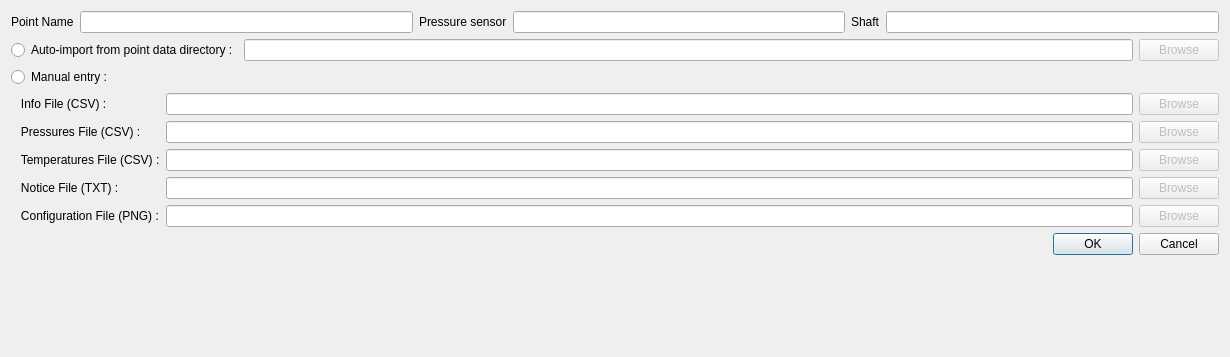
Before: the Qt Designer form Molonaviz/src/molonaviz/frontend/ui/dialogImportSPoint.ui in flipoyo/MOLONARI1D, drawn with Qt 5.
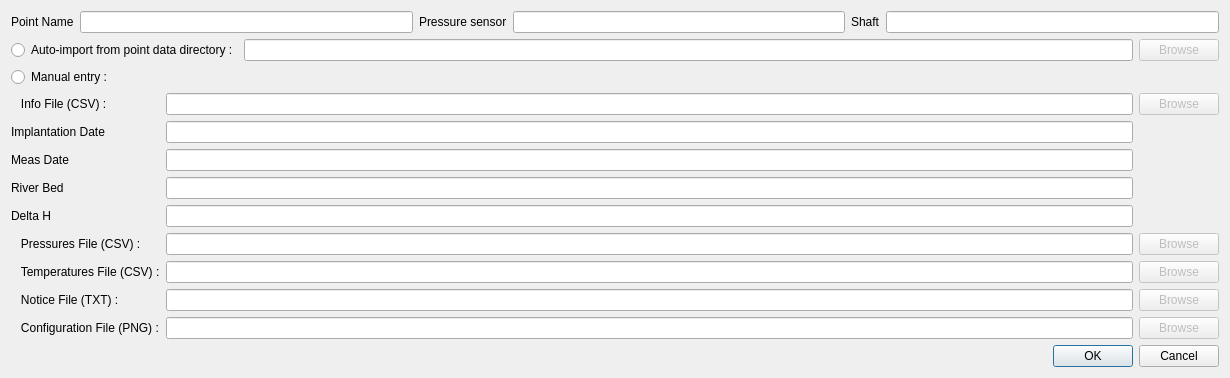
After: the same form once the commit is applied.

Patch:
```diff
--- a/Molonaviz/src/molonaviz/frontend/ui/dialogImportSPoint.ui
+++ b/Molonaviz/src/molonaviz/frontend/ui/dialogImportSPoint.ui
@@ -120,21 +120,97 @@
    </item>
    <item>
     <layout class="QGridLayout" name="gridLayout">
-     <item row="1" column="1">
-      <widget class="QLineEdit" name="lineEditInfo">
-       <property name="readOnly">
-        <bool>true</bool>
+     <item row="7" column="3">
+      <widget class="QPushButton" name="pushButtonBrowseTemperatures">
+       <property name="enabled">
+        <bool>false</bool>
+       </property>
+       <property name="text">
+        <string>Browse</string>
        </property>
       </widget>
      </item>
      <item row="3" column="0">
+      <widget class="QLabel" name="label_3">
+       <property name="text">
+        <string>Meas Date</string>
+       </property>
+      </widget>
+     </item>
+     <item row="7" column="2">
+      <widget class="QLineEdit" name="lineEditTemperatures">
+       <property name="readOnly">
+        <bool>true</bool>
+       </property>
+      </widget>
+     </item>
+     <item row="5" column="0">
+      <widget class="QLabel" name="label_12">
+       <property name="text">
+        <string>Delta H</string>
+       </property>
+      </widget>
+     </item>
+     <item row="6" column="0">
+      <widget class="QLabel" name="label_8">
+       <property name="text">
+        <string>   Pressures File (CSV) :</string>
+       </property>
+      </widget>
+     </item>
+     <item row="1" column="0">
+      <widget class="QLabel" name="label_7">
+       <property name="text">
+        <string>   Info File (CSV) :</string>
+       </property>
+      </widget>
+     </item>
+     <item row="7" column="0">
       <widget class="QLabel" name="label_2">
        <property name="text">
         <string>   Temperatures File (CSV) :</string>
        </property>
       </widget>
      </item>
+     <item row="9" column="2">
+      <widget class="QLineEdit" name="lineEditNotice">
+       <property name="readOnly">
+        <bool>true</bool>
+       </property>
+      </widget>
+     </item>
      <item row="6" column="2">
+      <widget class="QLineEdit" name="lineEditPressures">
+       <property name="readOnly">
+        <bool>true</bool>
+       </property>
+      </widget>
+     </item>
+     <item row="4" column="0">
+      <widget class="QLabel" name="label_4">
+       <property name="text">
+        <string>River Bed</string>
+       </property>
+      </widget>
+     </item>
+     <item row="6" column="3">
+      <widget class="QPushButton" name="pushButtonBrowsePressures">
+       <property name="enabled">
+        <bool>false</bool>
+       </property>
+       <property name="text">
+        <string>Browse</string>
+       </property>
+      </widget>
+     </item>
+     <item row="10" column="0">
+      <widget class="QLabel" name="label_6">
+       <property name="text">
+        <string>   Configuration File (PNG) :</string>
+       </property>
+      </widget>
+     </item>
+     <item row="10" column="3">
       <widget class="QPushButton" name="pushButtonBrowseConfig">
        <property name="enabled">
         <bool>false</bool>
@@ -144,7 +220,14 @@
        </property>
       </widget>
      </item>
-     <item row="1" column="2">
+     <item row="9" column="0">
+      <widget class="QLabel" name="label_5">
+       <property name="text">
+        <string>   Notice File (TXT) :</string>
+       </property>
+      </widget>
+     </item>
+     <item row="1" column="3">
       <widget class="QPushButton" name="pushButtonBrowseInfo">
        <property name="enabled">
         <bool>false</bool>
@@ -154,6 +237,20 @@
        </property>
       </widget>
      </item>
+     <item row="10" column="2">
+      <widget class="QLineEdit" name="lineEditConfig">
+       <property name="readOnly">
+        <bool>true</bool>
+       </property>
+      </widget>
+     </item>
+     <item row="1" column="2">
+      <widget class="QLineEdit" name="lineEditInfo">
+       <property name="readOnly">
+        <bool>true</bool>
+       </property>
+      </widget>
+     </item>
      <item row="0" column="0">
       <widget class="QRadioButton" name="radioButtonManual">
        <property name="text">
@@ -161,91 +258,34 @@
        </property>
       </widget>
      </item>
-     <item row="3" column="1">
-      <widget class="QLineEdit" name="lineEditTemperatures">
-       <property name="readOnly">
-        <bool>true</bool>
+     <item row="9" column="3">
+      <widget class="QPushButton" name="pushButtonBrowseNotice">
+       <property name="enabled">
+        <bool>false</bool>
+       </property>
+       <property name="text">
+        <string>Browse</string>
+       </property>
+      </widget>
+     </item>
+     <item row="2" column="0">
+      <widget class="QLabel" name="label">
+       <property name="text">
+        <string>Implantation Date</string>
        </property>
       </widget>
      </item>
      <item row="2" column="2">
-      <widget class="QPushButton" name="pushButtonBrowsePressures">
-       <property name="enabled">
-        <bool>false</bool>
-       </property>
-       <property name="text">
-        <string>Browse</string>
-       </property>
-      </widget>
+      <widget class="QLineEdit" name="lineEditImplantationDate"/>
      </item>
      <item row="3" column="2">
-      <widget class="QPushButton" name="pushButtonBrowseTemperatures">
-       <property name="enabled">
-        <bool>false</bool>
-       </property>
-       <property name="text">
-        <string>Browse</string>
-       </property>
-      </widget>
+      <widget class="QLineEdit" name="lineEditMeasDate"/>
      </item>
-     <item row="6" column="0">
-      <widget class="QLabel" name="label_6">
-       <property name="text">
-        <string>   Configuration File (PNG) :</string>
-       </property>
-      </widget>
-     </item>
-     <item row="2" column="1">
-      <widget class="QLineEdit" name="lineEditPressures">
-       <property name="readOnly">
-        <bool>true</bool>
-       </property>
-      </widget>
-     </item>
-     <item row="2" column="0">
-      <widget class="QLabel" name="label_8">
-       <property name="text">
-        <string>   Pressures File (CSV) :</string>
-       </property>
-      </widget>
-     </item>
-     <item row="5" column="0">
-      <widget class="QLabel" name="label_5">
-       <property name="text">
-        <string>   Notice File (TXT) :</string>
-       </property>
-      </widget>
-     </item>
-     <item row="6" column="1">
-      <widget class="QLineEdit" name="lineEditConfig">
-       <property name="readOnly">
-        <bool>true</bool>
-       </property>
-      </widget>
+     <item row="4" column="2">
+      <widget class="QLineEdit" name="lineEditRiverBed"/>
      </item>
      <item row="5" column="2">
-      <widget class="QPushButton" name="pushButtonBrowseNotice">
-       <property name="enabled">
-        <bool>false</bool>
-       </property>
-       <property name="text">
-        <string>Browse</string>
-       </property>
-      </widget>
-     </item>
-     <item row="1" column="0">
-      <widget class="QLabel" name="label_7">
-       <property name="text">
-        <string>   Info File (CSV) :</string>
-       </property>
-      </widget>
-     </item>
-     <item row="5" column="1">
-      <widget class="QLineEdit" name="lineEditNotice">
-       <property name="readOnly">
-        <bool>true</bool>
-       </property>
-      </widget>
+      <widget class="QLineEdit" name="lineEditDeltaH"/>
      </item>
     </layout>
    </item>
```
